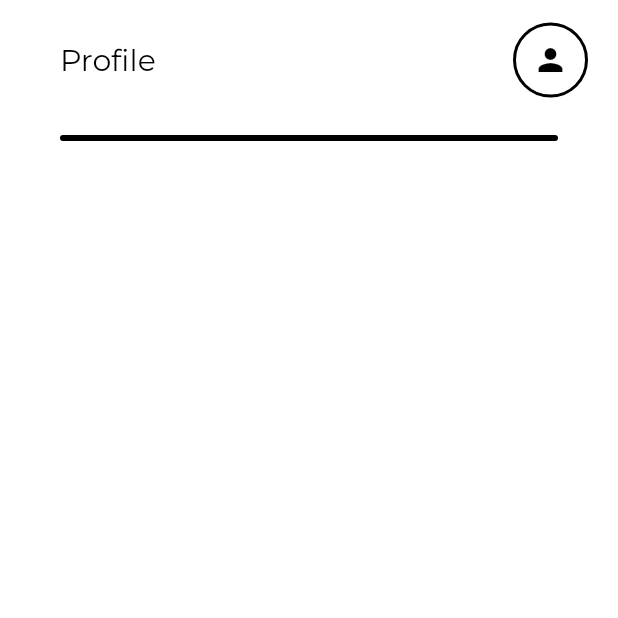
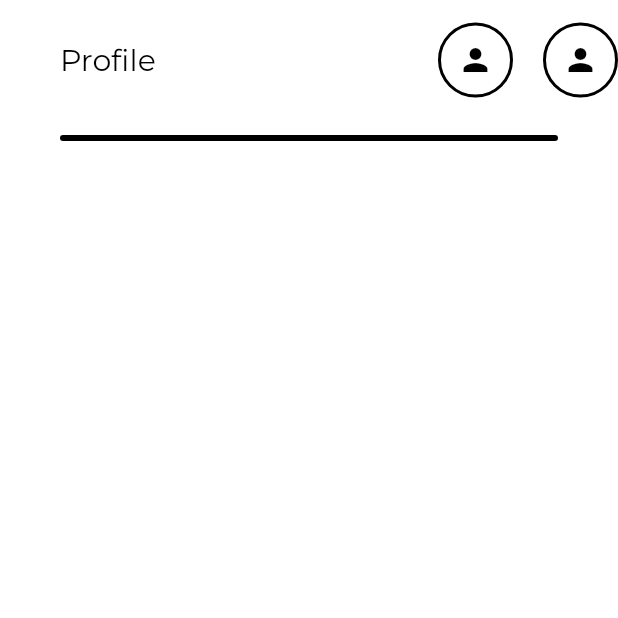
Before and after one commit to vishal701goswami/bms, a Flutter app: the screen it shows after launch, on a phone screen of 412 x 824 dp, the top half of it. Run offline on Flutter 3.47's test engine with Material 2 defaults, Android fonts, the light colour scheme and no system bars; our stand-ins replace google_fonts.

Commit message:
home page change ment on header

```diff
--- a/lib/HomePage.dart
+++ b/lib/HomePage.dart
@@ -59,7 +59,20 @@ class _DashbordState extends State<Dashbord> {
                     ),
                     const SizedBox(
                       width: 20,
-                    )
+                    ),
+                    Container(
+                      height: 50,
+                      width: 50,
+                      decoration: BoxDecoration(
+                        color: Colors.white,
+                        borderRadius: BorderRadius.circular(500),
+                        border: Border.all(width: 2, color: Colors.black),
+                      ),
+                      child: const Center(
+                        child: Icon(Icons.person, color: Colors.black,),
+                      ),
+                    ),
+
                   ],
                 )
               ],
```
